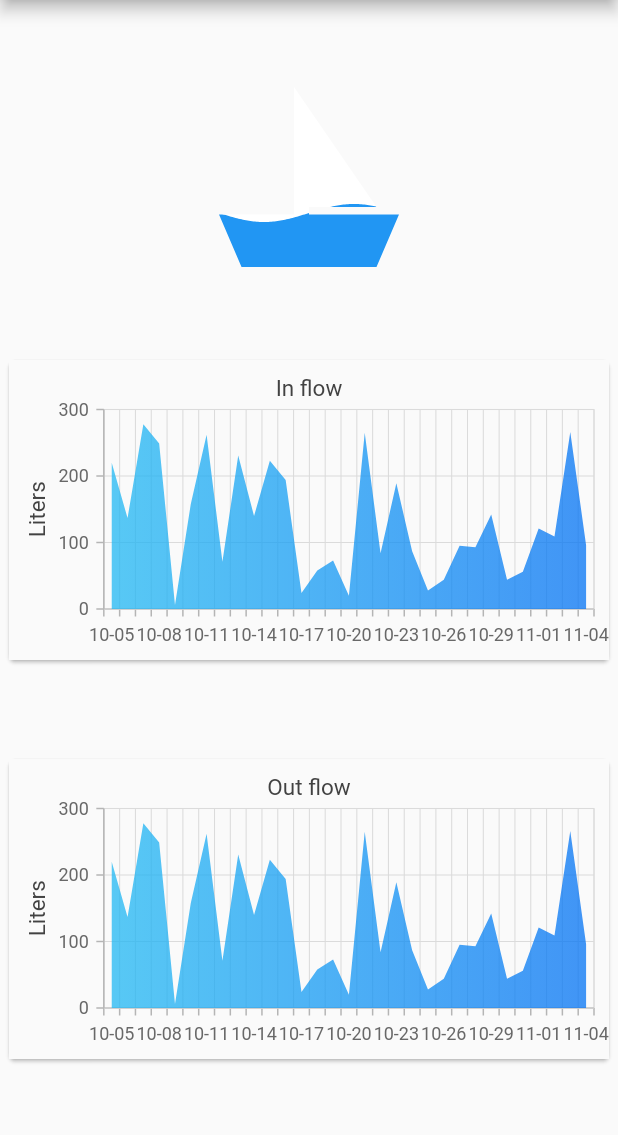
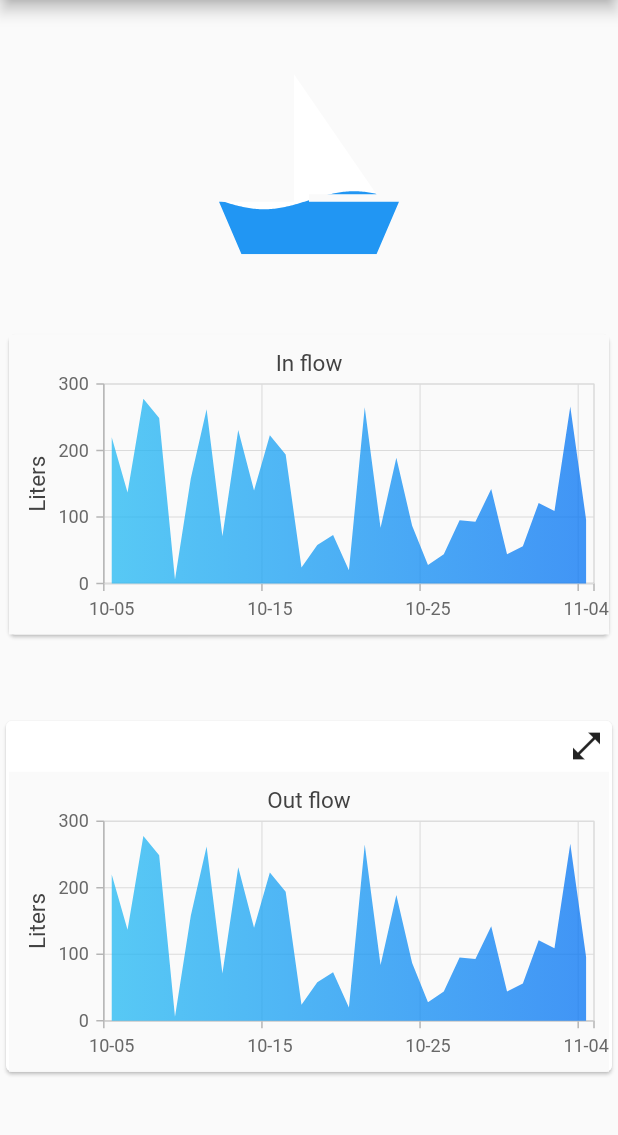
Before and after one commit to Night-Fury2-0/tank_full_app, a Flutter app: the screen it shows after launch, on a phone screen of 412 x 824 dp, the part 84-1219 px from its top. Run offline on Flutter 3.47's test engine with Material 2 defaults, Android fonts, the phone set to English and light mode, and no system bars; our stand-ins replace liquid_progress_indicator, pdf, printing, syncfusion_flutter_charts.

Commit message:
Preliminary full graph view

```diff
--- a/lib/main.dart
+++ b/lib/main.dart
@@ -197,14 +197,39 @@ class _MyHomePageState extends State<MyHomePage> {
                     graphTitle: 'In flow',
                   )),
             ),
-            const Card(
-              child: SizedBox(
-                  height: 200,
-                  width: 400,
-                  child: Graph(
-                    graphTitle: 'Out flow',
-                  )),
-            ),
+            Card(
+                child: Column(
+              children: [
+                InkWell(
+                  splashColor: Colors.grey.withOpacity(0.4),
+                  onTap: () {
+                    onTapExpand(context, Graph(graphTitle: 'Out flow'));
+                  },
+                  child: Padding(
+                    padding: const EdgeInsets.fromLTRB(10, 5, 10, 5),
+                    child: Row(
+                        mainAxisAlignment: MainAxisAlignment.end,
+                        children: <Widget>[
+                          Container(
+                            height: 24,
+                            width: 24,
+                            color: Colors.transparent,
+                            child: const Padding(
+                              padding: EdgeInsets.fromLTRB(5, 0, 5, 5),
+                              child: Icon(Icons.open_in_full),
+                            ),
+                          ),
+                        ]),
+                  ),
+                ),
+                SizedBox(
+                    height: 200,
+                    width: 400,
+                    child: Graph(
+                      graphTitle: 'Out flow',
+                    )),
+              ],
+            )),
             //
             //
             //
```
Also changed, not shown: lib/line_chart.dart (+28 -1 lines).
